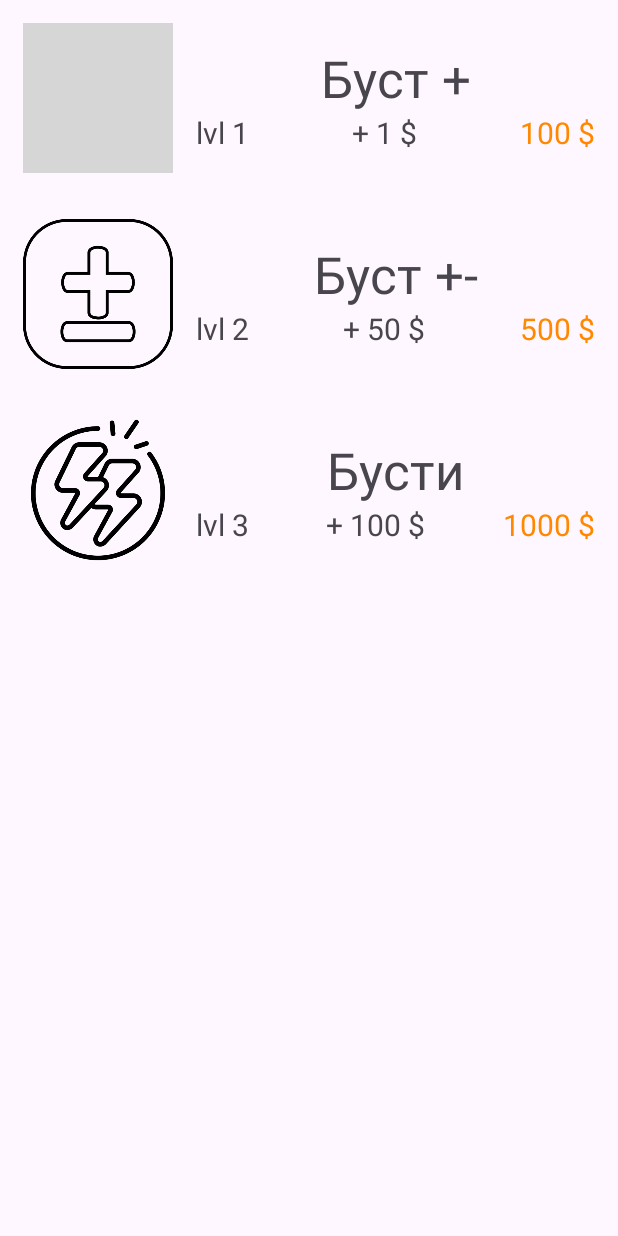
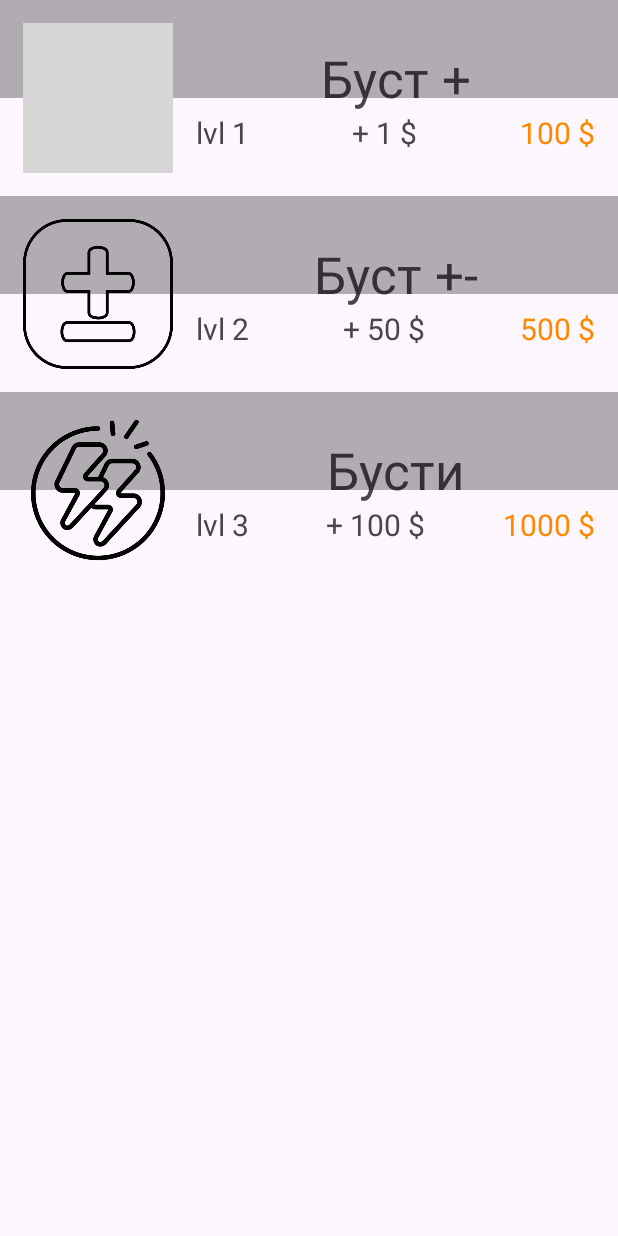
Before and after one commit to OrangeFVBH/fvbh1, an Android app: the screen it shows after launch (BoostActivity), after a tap on an icon or button, on a phone screen of 412 x 824 dp. Run offline under Robolectric (Android 15) with nearby library versions, the phone set to English and light mode, and no system bars; 1 other tap on this screen came first; grey boxes are pictures that could not be loaded.

Commit message:
Add BOOOOOOST hide layout

```diff
--- a/app/src/main/java/com/example/fvbh/BoostActivity.kt
+++ b/app/src/main/java/com/example/fvbh/BoostActivity.kt
@@ -1,5 +1,6 @@
 package com.example.fvbh
 
+import android.content.SharedPreferences
 import android.os.Bundle
 import android.widget.LinearLayout
 import androidx.activity.enableEdgeToEdge
@@ -7,8 +8,11 @@ import androidx.appcompat.app.AppCompatActivity
 import androidx.core.view.ViewCompat
 import androidx.core.view.WindowInsetsCompat
 import com.example.fvbh.boosts.BoostView
+import com.example.fvbh.boosts.models.ActiveBoost
 
 class BoostActivity : AppCompatActivity() {
+    private lateinit var shared: SharedPreferences
+
     override fun onCreate(savedInstanceState: Bundle?) {
         super.onCreate(savedInstanceState)
         enableEdgeToEdge()
@@ -19,19 +23,18 @@ class BoostActivity : AppCompatActivity() {
             insets
         }
 
+        shared = getSharedPreferences("main", 0)
+
         findViewById<LinearLayout>(R.id.boosts_layout).removeAllViews()
+        BoostView.updateCountMoney(shared.getLong("score", 0))
         val transaction = supportFragmentManager.beginTransaction()
-        transaction.add(R.id.boosts_layout, BoostView.newInstance(
-            "Буст +", 1, 100, 1, 0
-        ), "boost 0")
-        transaction.add(R.id.boosts_layout, BoostView.newInstance(
-            "Буст +-", 2, 500, 50, 1
-        ), "boost 1")
-        transaction.add(R.id.boosts_layout, BoostView.newInstance(
-            "Бусти", 3, 1000, 100, 2
-        ), "boost 2")
-
-
+        val boost_count = resources.getInteger(R.integer.boost_count)
+        for (i in 0 until boost_count) {
+            val boost = ActiveBoost.load(i);
+            transaction.add(R.id.boosts_layout, BoostView.newInstance(
+               boost.title, boost.level, boost.price, boost.inc, boost.id
+            ), "boost $i")
+        }
         transaction.commit()
     }
 }
--- a/app/src/main/java/com/example/fvbh/boosts/AbsBoost.kt
+++ b/app/src/main/java/com/example/fvbh/boosts/AbsBoost.kt
@@ -8,8 +8,6 @@ abstract class AbsBoost{
 
     abstract fun buy()
 
-    abstract fun load(id: Int)
-
     abstract fun save()
 
     abstract fun apply()
--- a/app/src/main/java/com/example/fvbh/boosts/BoostView.kt
+++ b/app/src/main/java/com/example/fvbh/boosts/BoostView.kt
@@ -8,6 +8,7 @@ import android.view.View
 import android.view.ViewGroup
 import android.widget.ImageView
 import android.widget.TextView
+import androidx.core.view.isVisible
 import com.example.fvbh.R
 import java.util.logging.Level
 
@@ -41,6 +42,12 @@ class BoostView : Fragment() {
     }
 
     companion object {
+        private var countMoney = 0L
+
+        fun updateCountMoney(newCountMoney: Long){
+            countMoney = newCountMoney
+        }
+
         @JvmStatic
         fun newInstance(title: String, level: Int, price: Long, inc: Long, id: Int) =
             BoostView().apply {
@@ -60,6 +67,7 @@ class BoostView : Fragment() {
         view?.findViewById<TextView>(R.id.boost_reward)?.text = "+ $inc $"
         view?.findViewById<TextView>(R.id.boost_level)?.text = "lvl $level"
         view?.findViewById<TextView>(R.id.boost_price)?.text = "$price $"
+        view?.findViewById<View>(R.id.boost_hide)?.isVisible = price!! > countMoney
 
         val imageId = resources.getIdentifier("boost_$id", "drawable", activity?.packageName)
         if (imageId != 0) {
--- /dev/null
+++ b/app/src/main/java/com/example/fvbh/boosts/models/DefaultActiveBoost.kt
@@ -0,0 +1,31 @@
+package com.example.fvbh.boosts.models
+
+object DefaultActiveBoost0 : ActiveBoost(){
+    init {
+        id = 0
+        title = "Буст +"
+        level = 1
+        price = 100
+        inc = 1
+    }
+}
+
+object DefaultActiveBoost1 : ActiveBoost(){
+    init {
+        id = 1
+        title = "Буст +-"
+        level = 2
+        price = 500
+        inc = 50
+    }
+}
+
+object DefaultActiveBoost2 : ActiveBoost(){
+    init {
+        id = 2
+        title = "Бусти"
+        level = 3
+        price = 1000
+        inc = 100
+    }
+}
--- a/app/src/main/res/layout/fragment_boost_view.xml
+++ b/app/src/main/res/layout/fragment_boost_view.xml
@@ -92,4 +92,15 @@
                 android:textSize="20sp" />
         </LinearLayout>
     </LinearLayout>
+
+    <View
+        android:id="@+id/boost_hide"
+        android:layout_width="0dp"
+        android:layout_height="0dp"
+        android:alpha="0.3"
+        android:background="#000000"
+        app:layout_constraintBottom_toBottomOf="@+id/view2"
+        app:layout_constraintEnd_toEndOf="parent"
+        app:layout_constraintStart_toStartOf="@+id/view2"
+        app:layout_constraintTop_toTopOf="parent" />
 </androidx.constraintlayout.widget.ConstraintLayout>
--- /dev/null
+++ b/app/src/main/res/values/config.xml
@@ -0,0 +1,4 @@
+<?xml version="1.0" encoding="utf-8"?>
+<resources>
+    <integer name="boost_count">3</integer>
+</resources>
--- /dev/null
+++ b/build.gradle.kts
@@ -0,0 +1,5 @@
+// Top-level build file where you can add configuration options common to all sub-projects/modules.
+plugins {
+    alias(libs.plugins.android.application) apply false
+    alias(libs.plugins.kotlin.android) apply false
+}
```
Also changed, not shown: app/src/main/java/com/example/fvbh/boosts/models/ActiveBoost.kt (+23 -13 lines), gradle.properties (added, +23 -0 lines), settings.gradle.kts (added, +23 -0 lines), 3 other files.
